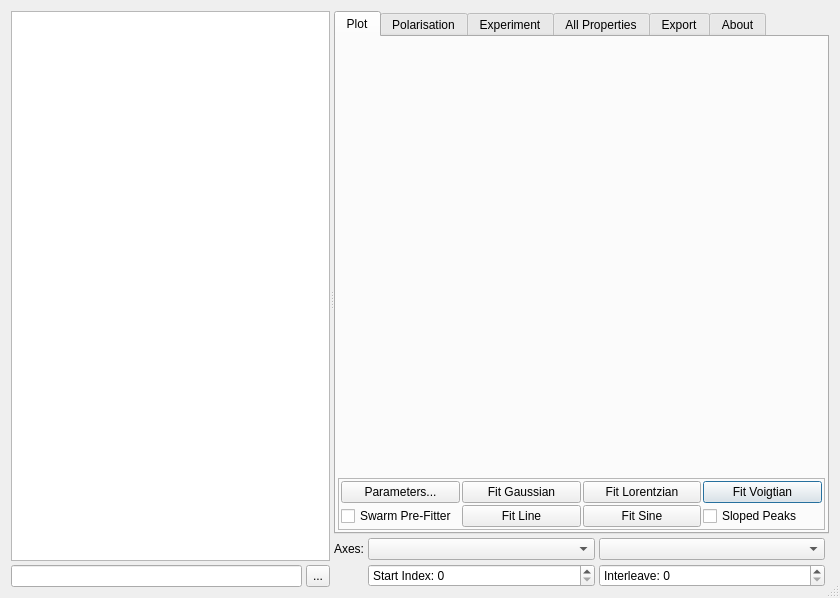
First picture: the form in ui/scanviewer.ui, repository t-weber/takin, before the edit.
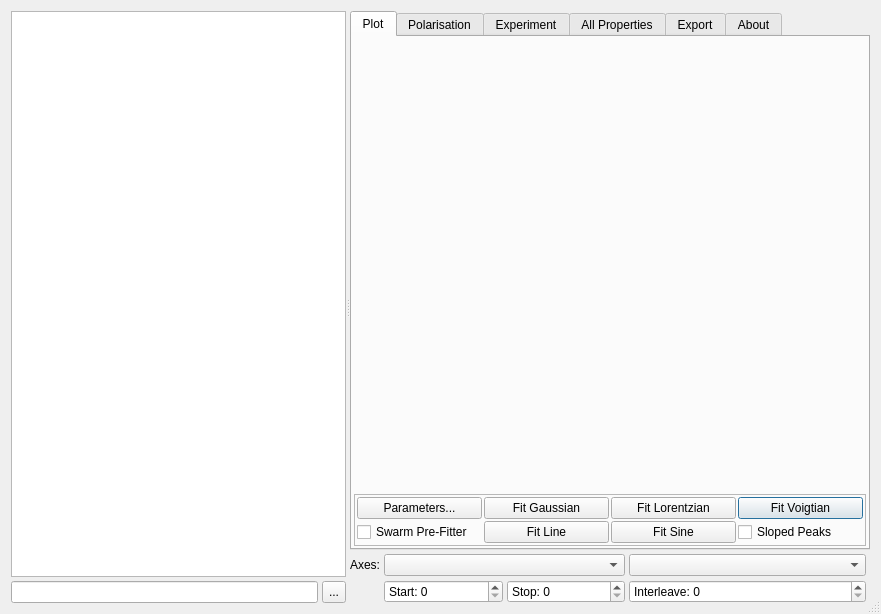
Second picture: the form after the edit. Custom widgets are drawn as their Qt base class.

Commit message: added end skip option to scan viewer

Diff of the .ui file:
```diff
--- a/ui/scanviewer.ui
+++ b/ui/scanviewer.ui
@@ -6,8 +6,8 @@
    <rect>
     <x>0</x>
     <y>0</y>
-    <width>840</width>
-    <height>598</height>
+    <width>881</width>
+    <height>614</height>
    </rect>
   </property>
   <property name="windowTitle">
@@ -98,7 +98,7 @@
          </property>
         </widget>
        </item>
-       <item row="1" column="2">
+       <item row="1" column="3">
         <widget class="QComboBox" name="comboY">
          <property name="sizePolicy">
           <sizepolicy hsizetype="Preferred" vsizetype="Fixed">
@@ -111,7 +111,7 @@
          </property>
         </widget>
        </item>
-       <item row="0" column="0" colspan="4">
+       <item row="0" column="0" colspan="5">
         <widget class="QTabWidget" name="tabWidget">
          <property name="currentIndex">
           <number>0</number>
@@ -909,34 +909,33 @@
          </widget>
         </widget>
        </item>
-       <item row="1" column="1">
-        <widget class="QComboBox" name="comboX">
-         <property name="sizePolicy">
-          <sizepolicy hsizetype="Preferred" vsizetype="Fixed">
-           <horstretch>1</horstretch>
-           <verstretch>0</verstretch>
-          </sizepolicy>
-         </property>
-         <property name="toolTip">
-          <string>Abscissa / x axis.</string>
-         </property>
-        </widget>
-       </item>
        <item row="2" column="1">
         <widget class="QSpinBox" name="spinStart">
+         <property name="sizePolicy">
+          <sizepolicy hsizetype="Minimum" vsizetype="Fixed">
+           <horstretch>1</horstretch>
+           <verstretch>0</verstretch>
+          </sizepolicy>
+         </property>
          <property name="toolTip">
           <string>Index of first data row.</string>
          </property>
          <property name="prefix">
-          <string>Start Index: </string>
+          <string>Start: </string>
          </property>
          <property name="maximum">
           <number>99999</number>
          </property>
         </widget>
        </item>
-       <item row="2" column="2">
+       <item row="2" column="3">
         <widget class="QSpinBox" name="spinSkip">
+         <property name="sizePolicy">
+          <sizepolicy hsizetype="Minimum" vsizetype="Fixed">
+           <horstretch>2</horstretch>
+           <verstretch>0</verstretch>
+          </sizepolicy>
+         </property>
          <property name="toolTip">
           <string>Number of rows to skip between data rows.</string>
          </property>
@@ -948,6 +947,38 @@
          </property>
         </widget>
        </item>
+       <item row="2" column="2">
+        <widget class="QSpinBox" name="spinStop">
+         <property name="sizePolicy">
+          <sizepolicy hsizetype="Minimum" vsizetype="Fixed">
+           <horstretch>1</horstretch>
+           <verstretch>0</verstretch>
+          </sizepolicy>
+         </property>
+         <property name="toolTip">
+          <string>End index of last data row.</string>
+         </property>
+         <property name="prefix">
+          <string>Stop: </string>
+         </property>
+         <property name="maximum">
+          <number>99999</number>
+         </property>
+        </widget>
+       </item>
+       <item row="1" column="1" colspan="2">
+        <widget class="QComboBox" name="comboX">
+         <property name="sizePolicy">
+          <sizepolicy hsizetype="Preferred" vsizetype="Fixed">
+           <horstretch>1</horstretch>
+           <verstretch>0</verstretch>
+          </sizepolicy>
+         </property>
+         <property name="toolTip">
+          <string>Abscissa / x axis.</string>
+         </property>
+        </widget>
+       </item>
       </layout>
      </widget>
     </widget>
```
Left out of the diff: 3 changed lines with no effect on the pictures. The commit also changes 1 other file.
